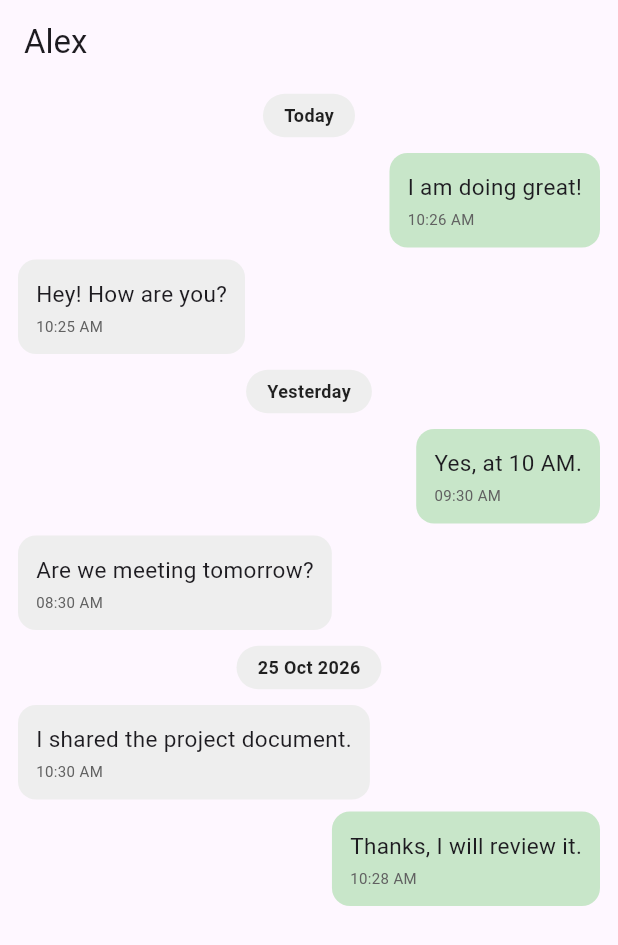
After one commit to sunilmaddh/bloc_practice, a Flutter app: the ChatScreen screen opened directly, on a phone screen of 412 x 824 dp. The commit adds this screen. Shown: the top 945 px of the screen. Run offline on Flutter 3.47's test engine with Material 3 defaults, Android fonts, the phone set to English and light mode, and no system bars; our stand-ins replace cached_network_image, connectivity_plus, dio, equatable, flutter_bloc, get_it and 1 more; missing offline and left inert: dart_either; network calls fail.

Commit message:
chat screen demo

```diff
--- /dev/null
+++ b/lib/features/demo/chat_demo.dart
@@ -0,0 +1,274 @@
+import 'package:flutter/material.dart';
+import 'package:intl/intl.dart';
+
+void main() {
+  runApp(
+    const MaterialApp(debugShowCheckedModeBanner: false, home: ChatScreen()),
+  );
+}
+
+// 1. Message model
+class ChatMessage {
+  final String id;
+  final String sender;
+  final String text;
+  final DateTime timestamp;
+  final bool isMe;
+
+  const ChatMessage({
+    required this.id,
+    required this.sender,
+    required this.text,
+    required this.timestamp,
+    required this.isMe,
+  });
+}
+
+// 2. Sample data
+List<ChatMessage> createSampleMessages() {
+  final now = DateTime.now();
+
+  return [
+    ChatMessage(
+      id: '1',
+      sender: 'Alex',
+      text: 'Hey! How are you?',
+      timestamp: now.subtract(const Duration(minutes: 5)),
+      isMe: false,
+    ),
+    ChatMessage(
+      id: '2',
+      sender: 'Me',
+      text: 'I am doing great!',
+      timestamp: now.subtract(const Duration(minutes: 4)),
+      isMe: true,
+    ),
+    ChatMessage(
+      id: '3',
+      sender: 'Alex',
+      text: 'Are we meeting tomorrow?',
+      timestamp: now.subtract(const Duration(days: 1, hours: 2)),
+      isMe: false,
+    ),
+    ChatMessage(
+      id: '4',
+      sender: 'Me',
+      text: 'Yes, at 10 AM.',
+      timestamp: now.subtract(const Duration(days: 1, hours: 1)),
+      isMe: true,
+    ),
+    ChatMessage(
+      id: '5',
+      sender: 'Alex',
+      text: 'I shared the project document.',
+      timestamp: now.subtract(const Duration(days: 3)),
+      isMe: false,
+    ),
+    ChatMessage(
+      id: '6',
+      sender: 'Me',
+      text: 'Thanks, I will review it.',
+      timestamp: now.subtract(const Duration(days: 3, minutes: 2)),
+      isMe: true,
+    ),
+  ];
+}
+
+// 3. Group messages by calendar date
+Map<DateTime, List<ChatMessage>> groupMessagesByDate(
+  List<ChatMessage> messages,
+) {
+  final sortedMessages = List<ChatMessage>.of(messages)
+    ..sort((a, b) => b.timestamp.compareTo(a.timestamp));
+
+  final Map<DateTime, List<ChatMessage>> grouped = {};
+
+  for (final message in sortedMessages) {
+    final date = DateUtils.dateOnly(message.timestamp);
+
+    grouped.putIfAbsent(date, () => []);
+    grouped[date]!.add(message);
+  }
+
+  return grouped;
+}
+
+// 4. Format date group titles
+String formatDateHeader(DateTime date) {
+  final today = DateUtils.dateOnly(DateTime.now());
+  final yesterday = today.subtract(const Duration(days: 1));
+
+  if (date == today) return 'Today';
+  if (date == yesterday) return 'Yesterday';
+
+  return DateFormat('dd MMM yyyy').format(date);
+}
+
+// 5. Chat screen
+class ChatScreen extends StatelessWidget {
+  const ChatScreen({super.key});
+
+  @override
+  Widget build(BuildContext context) {
+    return Scaffold(
+      appBar: AppBar(title: const Text('Alex')),
+      body: GroupedChatList(messages: createSampleMessages()),
+    );
+  }
+}
+
+// 6. Reusable grouped chat list
+class GroupedChatList extends StatefulWidget {
+  final List<ChatMessage> messages;
+
+  const GroupedChatList({super.key, required this.messages});
+
+  @override
+  State<GroupedChatList> createState() => _GroupedChatListState();
+}
+
+class _GroupedChatListState extends State<GroupedChatList> {
+  late Map<DateTime, List<ChatMessage>> groupedMessages;
+
+  @override
+  void initState() {
+    super.initState();
+    _prepareMessages();
+  }
+
+  @override
+  void didUpdateWidget(covariant GroupedChatList oldWidget) {
+    super.didUpdateWidget(oldWidget);
+
+    if (!identical(oldWidget.messages, widget.messages)) {
+      _prepareMessages();
+    }
+  }
+
+  void _prepareMessages() {
+    groupedMessages = groupMessagesByDate(widget.messages);
+  }
+
+  @override
+  Widget build(BuildContext context) {
+    final groups = groupedMessages.entries.toList();
+
+    return CustomScrollView(
+      key: const PageStorageKey<String>('chat-scroll'),
+      slivers: [
+        for (final group in groups) ...[
+          // Sticky date header
+          SliverPersistentHeader(
+            key: ValueKey('header-${group.key}'),
+            pinned: true,
+            delegate: DateHeaderDelegate(title: formatDateHeader(group.key)),
+          ),
+
+          // Lazily build messages in this date group
+          SliverList(
+            delegate: SliverChildBuilderDelegate(
+              (context, index) {
+                final message = group.value[index];
+
+                return MessageTile(key: ValueKey(message.id), message: message);
+              },
+              childCount: group.value.length,
+              addAutomaticKeepAlives: false,
+              addRepaintBoundaries: true,
+            ),
+          ),
+        ],
+      ],
+    );
+  }
+}
+
+// 7. Sticky header delegate
+class DateHeaderDelegate extends SliverPersistentHeaderDelegate {
+  final String title;
+
+  DateHeaderDelegate({required this.title});
+
+  @override
+  double get minExtent => 42;
+
+  @override
+  double get maxExtent => 42;
+
+  @override
+  Widget build(
+    BuildContext context,
+    double shrinkOffset,
+    bool overlapsContent,
+  ) {
+    return Container(
+      height: 42,
+      alignment: Alignment.center,
+      color: Theme.of(context).scaffoldBackgroundColor,
+      child: DecoratedBox(
+        decoration: BoxDecoration(
+          color: Colors.grey.shade200,
+          borderRadius: BorderRadius.circular(16),
+        ),
+        child: Padding(
+          padding: const EdgeInsets.symmetric(horizontal: 14, vertical: 6),
+          child: Text(
+            title,
+            style: const TextStyle(
+              fontSize: 12,
+              fontWeight: FontWeight.w600,
+              color: Colors.black87,
+            ),
+          ),
+        ),
+      ),
+    );
+  }
+
+  @override
+  bool shouldRebuild(covariant DateHeaderDelegate oldDelegate) {
+    return oldDelegate.title != title;
+  }
+}
+
+// 8. Individual message widget
+class MessageTile extends StatelessWidget {
+  final ChatMessage message;
+
+  const MessageTile({super.key, required this.message});
+
+  @override
+  Widget build(BuildContext context) {
+    final alignment = message.isMe
+        ? Alignment.centerRight
+        : Alignment.centerLeft;
+
+    final color = message.isMe ? Colors.green.shade100 : Colors.grey.shade200;
+
+    return Align(
+      alignment: alignment,
+      child: Container(
+        constraints: BoxConstraints(
+          maxWidth: MediaQuery.sizeOf(context).width * 0.78,
+        ),
+        margin: const EdgeInsets.symmetric(horizontal: 12, vertical: 4),
+        padding: const EdgeInsets.all(12),
+        decoration: BoxDecoration(
+          color: color,
+          borderRadius: BorderRadius.circular(12),
+        ),
+        child: Column(
+          crossAxisAlignment: CrossAxisAlignment.start,
+          children: [
+            Text(message.text, style: const TextStyle(fontSize: 15)),
+            const SizedBox(height: 4),
+            Text(
+              DateFormat('hh:mm a').format(message.timestamp),
+              style: TextStyle(fontSize: 10, color: Colors.grey.shade700),
+            ),
+          ],
+        ),
+      ),
+    );
+  }
+}
--- /dev/null
+++ b/lib/features/demo/demo.dart
@@ -0,0 +1,124 @@
+import 'package:flutter/material.dart';
+import 'package:intl/intl.dart';
+
+void main() {
+  runApp(
+    const MaterialApp(debugShowCheckedModeBanner: false, home: ChatScreen()),
+  );
+}
+
+class ChatListModel {
+  final String id;
+  final String message;
+  final DateTime timestamp;
+  final String imge;
+  final String sender;
+  final bool isMe;
+
+  ChatListModel({
+    required this.message,
+    required this.imge,
+    required this.timestamp,
+    required this.id,
+    required this.sender,
+    required this.isMe,
+  });
+}
+
+class ChatScreen extends StatelessWidget {
+  const ChatScreen({super.key});
+
+  List<ChatListModel> get chatList {
+    final now = DateTime.now();
+
+    return [
+      ChatListModel(
+        id: '1',
+        message: "How are you",
+        imge: "",
+        timestamp: now.subtract(Duration(minutes: 1)),
+        sender: "Sunil",
+        isMe: false,
+      ),
+      ChatListModel(
+        id: "2",
+        sender: "Me",
+        message: "I am fine",
+        imge: "",
+        timestamp: now.subtract(Duration(days: 1)),
+        isMe: true,
+      ),
+      ChatListModel(
+        id: "3",
+        sender: "Sunil",
+        message: "How are you",
+        imge: "",
+        timestamp: now.subtract(Duration(days: 3)),
+        isMe: false,
+      ),
+    ];
+  }
+
+  Map<String, List<ChatListModel>> groupMessage(List<ChatListModel> chatList) {
+    Map<String, List<ChatListModel>> groups = {};
+    var now = DateTime.now();
+    var today = DateUtils.dateOnly(now);
+
+    final yesterday = today.subtract(const Duration(days: 1));
+
+    var sortedChat = List<ChatListModel>.from(chatList)
+      ..sort((a, b) => b.timestamp.compareTo(a.timestamp));
+
+    for (var chat in sortedChat) {
+      var dateTime = DateUtils.dateOnly(chat.timestamp);
+      var chatDate = dateTime;
+      String groupName;
+      if (chatDate == today) {
+        groupName = "Today";
+      } else if (chatDate == yesterday) {
+        groupName = "Yesterday";
+      } else {
+        groupName = DateFormat("dd MM yy").format(chat.timestamp);
+      }
+
+      groups.putIfAbsent(groupName, () => []);
+      groups[groupName]!.add(chat);
+    }
+    return groups;
+  }
+
+  @override
+  Widget build(BuildContext context) {
+    final groupChat = groupMessage(chatList);
+    return SafeArea(
+      child: Scaffold(
+        body: CustomScrollView(
+          slivers: [
+            // for (var group in groupChat.entries)
+            //   SliverPersistentHeader(delegate: Dele),
+          ],
+        ),
+
+        //  ListView(
+        //   children: groupChat.entries.expand((entry) {
+        //     return [
+        //       Padding(padding: EdgeInsets.all(10), child: Text(entry.key)),
+        //       ...entry.value.map((chat) {
+        //         final alignment = chat.isMe == true
+        //             ? Alignment.centerLeft
+        //             : Alignment.centerRight;
+        //         return Align(
+        //           alignment: alignment,
+        //           child: ListTile(
+        //             title: Text(chat.message),
+        //             subtitle: Text(chat.message),
+        //           ),
+        //         );
+        //       }),
+        //     ];
+        //   }).toList(),
+        // ),
+      ),
+    );
+  }
+}
--- a/lib/features/post/data/model/post_model.dart
+++ b/lib/features/post/data/model/post_model.dart
@@ -1,7 +1,7 @@
 import 'package:bloc_practice/features/post/domain/entities/post_entity.dart';
 
 class PostModel extends PostEntity {
-  PostModel({
+  const PostModel({
     required super.id,
     required super.userId,
     required super.title,
--- a/lib/features/products/data/model/product_model.dart
+++ b/lib/features/products/data/model/product_model.dart
@@ -1,5 +1,3 @@
-import 'dart:math';
-
 import 'package:bloc_practice/features/products/domain/entities/product_enity.dart';
 
 import 'rating_model.dart';
--- a/lib/features/products/persentation/screen/product_screen.dart
+++ b/lib/features/products/persentation/screen/product_screen.dart
@@ -1,5 +1,3 @@
-import 'dart:developer';
-
 import 'package:bloc_practice/features/products/persentation/bloc/product_bloc.dart';
 import 'package:bloc_practice/features/products/persentation/bloc/product_state.dart';
 import 'package:cached_network_image/cached_network_image.dart';
--- a/pubspec.yaml
+++ b/pubspec.yaml
@@ -42,6 +42,7 @@ dependencies:
   dart_either: ^2.1.0
   pretty_dio_logger: ^1.4.0
   equatable: ^2.1.0
+  intl: ^0.20.3
 
 dev_dependencies:
   flutter_test:
```
Also changed, not shown: lib/demo.dart (deleted), pubspec.lock.
